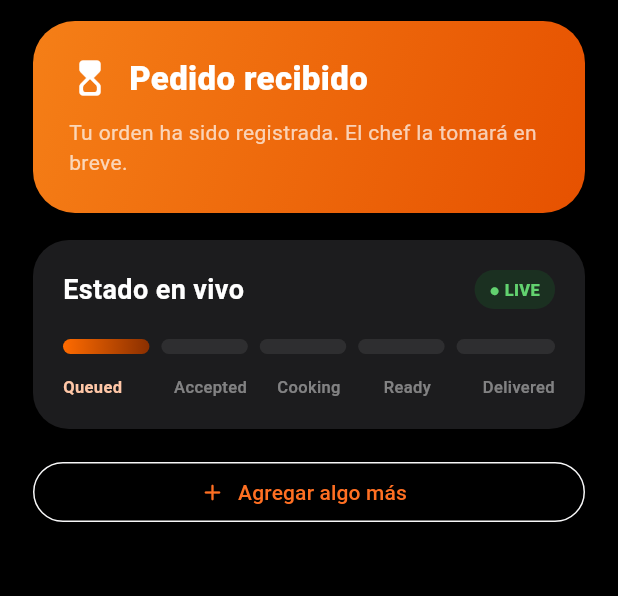
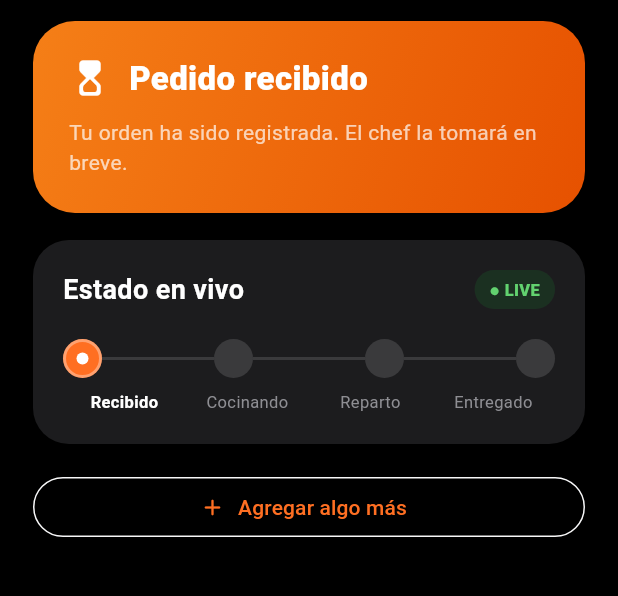
Before and after one commit to Jack-Limas/mobil_ordenow, a Flutter app: the OrderTrackingScreen screen opened directly, on a phone screen of 412 x 824 dp, the part 111-707 px from its top. Run offline on Flutter 3.47's test engine with Material 3 defaults, Android fonts, the phone set to English and light mode, and no system bars; our stand-ins replace flutter_dotenv, flutter_tts, hive_flutter, speech_to_text, supabase_flutter; accounts and stored records are empty; network calls fail.

Commit message:
feat(widget): rediseñar order_progress con 4 pasos, circulos y lineas animadas

```diff
--- a/lib/presentation/widgets/order_progress.dart
+++ b/lib/presentation/widgets/order_progress.dart
@@ -6,58 +6,50 @@ class OrderProgress extends StatelessWidget {
     required this.currentStep,
   });
 
+  // 0=Recibido  1=Cocinando  2=Reparto  3=Entregado
   final int currentStep;
 
-  static const _labels = [
-    'Queued',
-    'Accepted',
-    'Cooking',
-    'Ready',
-    'Delivered',
-  ];
+  static const _labels = ['Recibido', 'Cocinando', 'Reparto', 'Entregado'];
 
   @override
   Widget build(BuildContext context) {
     return Column(
       children: [
         Row(
-          children: List.generate(_labels.length, (index) {
-            final isDone = index <= currentStep;
-            return Expanded(
-              child: Container(
-                margin: EdgeInsets.only(right: index == _labels.length - 1 ? 0 : 8),
-                height: 10,
-                decoration: BoxDecoration(
-                  borderRadius: BorderRadius.circular(999),
-                  gradient: isDone
-                      ? const LinearGradient(
-                          colors: [Color(0xFFFF6B00), Color(0xFF8A2F00)],
-                        )
-                      : null,
-                  color: isDone ? null : Colors.white.withValues(alpha: 0.08),
+          children: List.generate(_labels.length * 2 - 1, (i) {
+            if (i.isOdd) {
+              final lineIndex = i ~/ 2;
+              final isDone = lineIndex < currentStep;
+              return Expanded(
+                child: Container(
+                  height: 2,
+                  color: isDone
+                      ? const Color(0xFFFF6F22)
+                      : const Color(0xFF3A3A3C),
                 ),
-              ),
-            );
+              );
+            } else {
+              final stepIndex = i ~/ 2;
+              return _StepCircle(
+                isDone: stepIndex < currentStep,
+                isActive: stepIndex == currentStep,
+              );
+            }
           }),
         ),
-        const SizedBox(height: 14),
+        const SizedBox(height: 8),
         Row(
-          children: List.generate(_labels.length, (index) {
-            final isActive = index <= currentStep;
+          children: List.generate(_labels.length, (i) {
+            final highlight = i <= currentStep;
             return Expanded(
               child: Text(
-                _labels[index],
-                textAlign: index == 0
-                    ? TextAlign.left
-                    : index == _labels.length - 1
-                        ? TextAlign.right
-                        : TextAlign.center,
+                _labels[i],
+                textAlign: TextAlign.center,
                 style: TextStyle(
-                  color: isActive
-                      ? const Color(0xFFFFC7A7)
-                      : Colors.white.withValues(alpha: 0.45),
+                  color: highlight ? Colors.white : const Color(0xFF8E8E93),
                   fontSize: 11,
-                  fontWeight: isActive ? FontWeight.w700 : FontWeight.w500,
+                  fontWeight:
+                      highlight ? FontWeight.w600 : FontWeight.w400,
                 ),
               ),
             );
@@ -67,3 +59,41 @@ class OrderProgress extends StatelessWidget {
     );
   }
 }
+
+class _StepCircle extends StatelessWidget {
+  const _StepCircle({required this.isDone, required this.isActive});
+
+  final bool isDone;
+  final bool isActive;
+
+  @override
+  Widget build(BuildContext context) {
+    final orange = isDone || isActive;
+    return Container(
+      width: 26,
+      height: 26,
+      decoration: BoxDecoration(
+        shape: BoxShape.circle,
+        color: orange ? const Color(0xFFFF6F22) : const Color(0xFF3A3A3C),
+        border: isActive
+            ? Border.all(
+                color: Colors.white.withValues(alpha: 0.35), width: 2)
+            : null,
+      ),
+      child: isDone
+          ? const Icon(Icons.check_rounded, color: Colors.white, size: 13)
+          : isActive
+              ? Center(
+                  child: Container(
+                    width: 8,
+                    height: 8,
+                    decoration: const BoxDecoration(
+                      shape: BoxShape.circle,
+                      color: Colors.white,
+                    ),
+                  ),
+                )
+              : null,
+    );
+  }
+}
```
